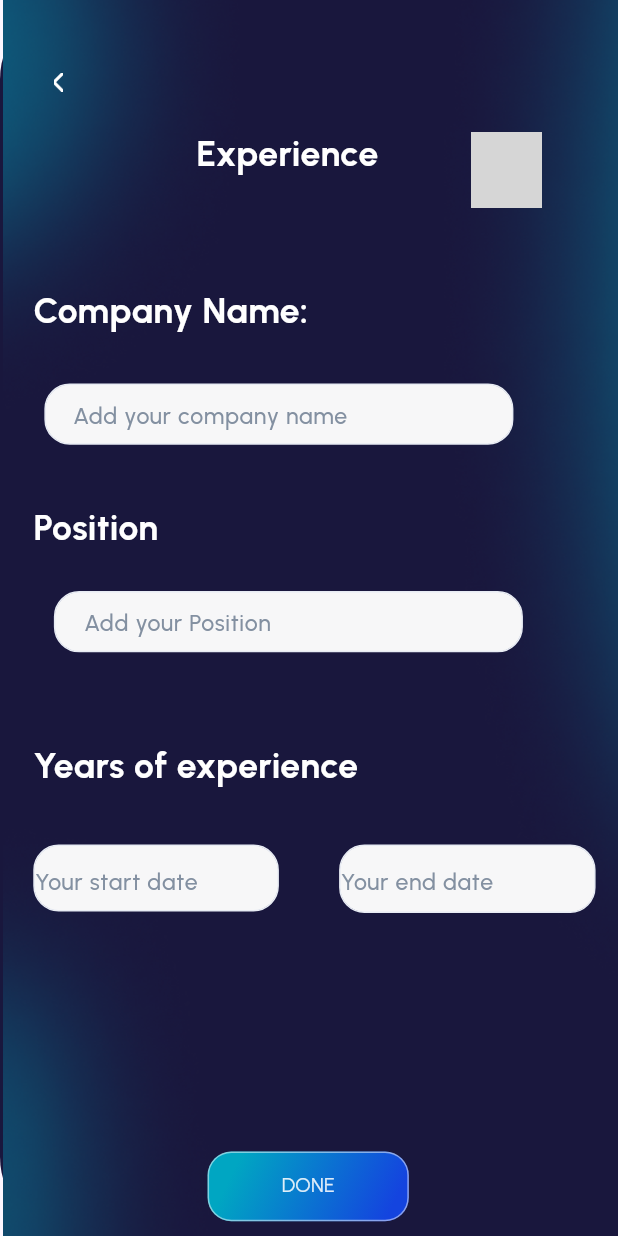
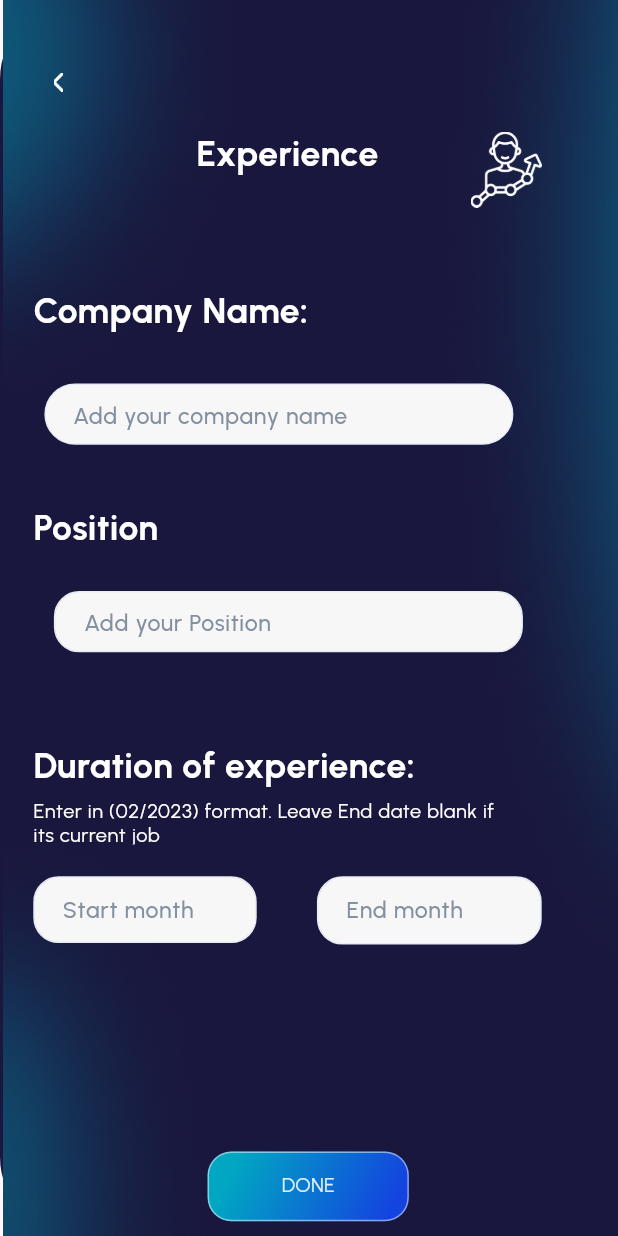
Before and after one commit to Iyaad-luqman/Starin-it, a Flutter app: the Ex widget shown alone on an empty page, opened directly, on a phone screen of 412 x 824 dp. Run offline on Flutter 3.47's test engine with Material 3 defaults, Android fonts, the phone set to English and light mode, and no system bars; our stand-ins replace cloud_firestore, file_picker, firebase_auth, firebase_core, google_fonts; accounts and stored records are empty; grey boxes are pictures that could not be loaded.

Commit message:
Added firebase for  array of experinces

```diff
--- a/lib/page-1/experience.dart
+++ b/lib/page-1/experience.dart
@@ -2,9 +2,44 @@ import 'package:flutter/material.dart';
 import 'package:flutter/gestures.dart';
 import 'dart:ui';
 import 'package:google_fonts/google_fonts.dart';
+import 'package:starinit/page-1/list-of-experience.dart';
 import 'package:starinit/utils.dart';
+import 'package:cloud_firestore/cloud_firestore.dart';
+import 'package:firebase_auth/firebase_auth.dart';
 
 class Ex extends StatelessWidget {
+
+  Future<void> addExperience(Map<String, dynamic> newExperience) async {
+  final FirebaseFirestore _db = FirebaseFirestore.instance; // Firestore instance
+  final User? user = FirebaseAuth.instance.currentUser; // Get current user
+
+  if (user != null) {
+    DocumentReference docRef = _db.collection('users').doc(user.uid);
+    DocumentSnapshot docSnap = await docRef.get();
+
+    if (docSnap.exists) {
+int numberOfExperience = (docSnap.data() as Map<String, dynamic>?)?.containsKey('number_of_experience') ?? false
+    ? docSnap.get('number_of_experience')
+    : 0;
+List<Map<String, dynamic>> experiences = (docSnap.data() as Map<String, dynamic>?)?.containsKey('experiences') ?? false
+    ? List<Map<String, dynamic>>.from(docSnap.get('experiences'))
+    : [];
+      await docRef.update({
+        'number_of_experience': numberOfExperience + 1,
+        'experiences': FieldValue.arrayUnion([newExperience]),
+      });
+    } else {
+      await docRef.set({
+        'number_of_experience': 1,
+        'experiences': [newExperience],
+      });
+    }
+  }
+}
+  final TextEditingController _companyNameController = TextEditingController();
+  final TextEditingController _positionController = TextEditingController();
+  final TextEditingController _startDateController = TextEditingController();
+  final TextEditingController _endDateController = TextEditingController();
   @override
   Widget build(BuildContext context) {
     double baseWidth = 390;
@@ -70,7 +105,7 @@ class Ex extends StatelessWidget {
                   width: 45*fem,
                   height: 48*fem,
                   child: Image.asset(
-                    'assets/page-1/images/vector-Gv9.png',
+                    'assets/page-1/images/layer-55.png',
                     width: 45*fem,
                     height: 48*fem,
                   ),
@@ -86,7 +121,9 @@ class Ex extends StatelessWidget {
                   width: 5.94*fem,
                   height: 11.88*fem,
                   child: TextButton(
-                    onPressed: () {},
+                    onPressed: () {
+                      Navigator.push( context, MaterialPageRoute(builder: (context) => Li()), );
+                    },
                     style: TextButton.styleFrom (
                       padding: EdgeInsets.zero,
                     ),
@@ -109,11 +146,13 @@ class Ex extends StatelessWidget {
                   height: 38.69*fem,
                   child: Container(
                     decoration: BoxDecoration (
-                      borderRadius: BorderRadius.circular(16*fem),
+                      borderRadius: BorderRadius.circular(32*fem),
                       border: Border.all(color: Color(0xffe8ecf4)),
                       color: Color(0xfff7f7f8),
-                    ),
-                    child: TextField(
+                    ),child: Material(
+                       color: Colors.transparent,
+                      child: TextField(
+                      controller: _companyNameController,
                       decoration: InputDecoration (
                         border: InputBorder.none,
                         focusedBorder: InputBorder.none,
@@ -130,13 +169,14 @@ class Ex extends StatelessWidget {
                         fontSize: 15*ffem,
                         fontWeight: FontWeight.w500,
                         height: 1.25*ffem/fem,
-                        color: Color(0xff000000),
+                        color: Color(0xff000000), ),
                       ),
                     ),
                   ),
                 ),
               ),
             ),
+
             Positioned(
               // companynameKXK (2:223)
               left: 21*fem,
@@ -174,7 +214,10 @@ class Ex extends StatelessWidget {
                       border: Border.all(color: Color(0xffe8ecf4)),
                       color: Color(0xfff7f7f8),
                     ),
-                    child: TextField(
+                    child: Material(
+                       color: Colors.transparent,
+                      child: TextField(
+                      controller: _positionController,
                       decoration: InputDecoration (
                         border: InputBorder.none,
                         focusedBorder: InputBorder.none,
@@ -191,7 +234,7 @@ class Ex extends StatelessWidget {
                         fontSize: 15*ffem,
                         fontWeight: FontWeight.w500,
                         height: 1.25*ffem/fem,
-                        color: Color(0xff000000),
+                        color: Color(0xff000000), ),
                       ),
                     ),
                   ),
@@ -207,7 +250,7 @@ class Ex extends StatelessWidget {
                   width: 82*fem,
                   height: 28*fem,
                   child: Text(
-                    'Position',
+                    'Position: ',
                     style: SafeGoogleFont (
                       'Urbanist',
                   decoration: TextDecoration.none,
@@ -227,10 +270,10 @@ class Ex extends StatelessWidget {
               top: 470*fem,
               child: Align(
                 child: SizedBox(
-                  width: 212*fem,
+                  width: 292*fem,
                   height: 28*fem,
                   child: Text(
-                    'Years of experience',
+                    'Duration of experience:',
                     style: SafeGoogleFont (
                       'Urbanist',
                   decoration: TextDecoration.none,
@@ -245,12 +288,35 @@ class Ex extends StatelessWidget {
               ),
             ),
             Positioned(
-              // newpasswordinputPJD (2:229)
-              left: 214*fem,
-              top: 533*fem,
+              // yearsofexperienceHky (2:228)
+              left: 21*fem,
+              top: 505*fem,
               child: Align(
                 child: SizedBox(
-                  width: 161.85*fem,
+                  width: 300*fem,
+                  height: 28*fem,
+                  child: Text(
+                    'Enter in (02/2023) format. Leave End date blank if its current job',
+                    style: SafeGoogleFont (
+                      'Urbanist',
+                  decoration: TextDecoration.none,
+                      fontSize: 13*ffem,
+                      fontWeight: FontWeight.w400,
+                      height: 1.2*ffem/fem,
+                      letterSpacing: 0.345*fem,
+                      color: Color(0xffffffff),
+                    ),
+                  ),
+                ),
+              ),
+            ),
+            Positioned(
+              // newpasswordinputPJD (2:229)
+              left: 200*fem,
+              top: 553*fem,
+              child: Align(
+                child: SizedBox(
+                  width: 141.85*fem,
                   height: 43.1*fem,
                   child: Container(
                     decoration: BoxDecoration (
@@ -258,15 +324,19 @@ class Ex extends StatelessWidget {
                       border: Border.all(color: Color(0xffe8ecf4)),
                       color: Color(0xfff7f7f8),
                     ),
+                    child: Material(
+                       color: Colors.transparent,
                     child: TextField(
+                      controller: _endDateController,
                       decoration: InputDecoration (
                         border: InputBorder.none,
                         focusedBorder: InputBorder.none,
                         enabledBorder: InputBorder.none,
                         errorBorder: InputBorder.none,
                         disabledBorder: InputBorder.none,
-                        hintText: 'Your end date',
+                        hintText: 'End month',
                         hintStyle: TextStyle(color:Color(0xff8390a1)),
+                        contentPadding: ffem < 1 ? EdgeInsets.fromLTRB(18*fem, 7.36*fem, 18*fem, 12.33*fem) : EdgeInsets.fromLTRB(18*ffem, 7.36*ffem, 18*ffem, 12.33*ffem),
                       ),
                       style: SafeGoogleFont (
                         'Urbanist',
@@ -274,7 +344,7 @@ class Ex extends StatelessWidget {
                         fontSize: 15*ffem,
                         fontWeight: FontWeight.w500,
                         height: 1.25*ffem/fem,
-                        color: Color(0xff000000),
+                        color: Color(0xff000000), ),
                       ),
                     ),
                   ),
@@ -284,10 +354,10 @@ class Ex extends StatelessWidget {
             Positioned(
               // newpasswordinputo73 (2:232)
               left: 21*fem,
-              top: 533*fem,
+              top: 553*fem,
               child: Align(
                 child: SizedBox(
-                  width: 155*fem,
+                  width: 141*fem,
                   height: 42.16*fem,
                   child: Container(
                     decoration: BoxDecoration (
@@ -295,15 +365,20 @@ class Ex extends StatelessWidget {
                       border: Border.all(color: Color(0xffe8ecf4)),
                       color: Color(0xfff7f7f8),
                     ),
-                    child: TextField(
+                    child: Material(
+                       color: Colors.transparent,
+                      child: TextField(
+                      controller: _startDateController,
                       decoration: InputDecoration (
                         border: InputBorder.none,
                         focusedBorder: InputBorder.none,
                         enabledBorder: InputBorder.none,
                         errorBorder: InputBorder.none,
                         disabledBorder: InputBorder.none,
-                        hintText: 'Your start date',
+                        hintText: 'Start month',
                         hintStyle: TextStyle(color:Color(0xff8390a1)),
+                        contentPadding: ffem < 1 ? EdgeInsets.fromLTRB(18*fem, 7.36*fem, 18*fem, 12.33*fem) : EdgeInsets.fromLTRB(18*ffem, 7.36*ffem, 18*ffem, 12.33*ffem),
+
                       ),
                       style: SafeGoogleFont (
                         'Urbanist',
@@ -311,7 +386,7 @@ class Ex extends StatelessWidget {
                         fontSize: 15*ffem,
                         fontWeight: FontWeight.w500,
                         height: 1.25*ffem/fem,
-                        color: Color(0xff000000),
+                        color: Color(0xff000000), ),
                       ),
                     ),
                   ),
@@ -323,7 +398,15 @@ class Ex extends StatelessWidget {
               left: 131*fem,
               top: 726*fem,
               child: TextButton(
-                onPressed: () {},
+                onPressed: () {
+                  addExperience({
+                    'company_name': _companyNameController.text,
+                    'position': _positionController.text,
+                    'start_date': _startDateController.text,
+                    'end_date': _endDateController.text,
+                  });
+                  Navigator.pop(context);
+                },
                 style: TextButton.styleFrom (
                   padding: EdgeInsets.zero,
                 ),
--- a/lib/page-1/th-perc.dart
+++ b/lib/page-1/th-perc.dart
@@ -4,6 +4,7 @@ import 'package:flutter/material.dart';
 import 'package:flutter/gestures.dart';
 import 'dart:ui';
 import 'package:google_fonts/google_fonts.dart';
+import 'package:starinit/page-1/experience.dart';
 import 'package:starinit/utils.dart';
 import 'package:file_picker/file_picker.dart';
 import 'package:cloud_firestore/cloud_firestore.dart';
@@ -507,7 +508,7 @@ class _ThState extends State<Th> {
               child: TextButton(
                 onPressed: () {
                   uploadSchoolMarks(schoolMarks);
-                  // Navigator.push( context, MaterialPageRoute(builder: (context) => Registration()), );
+                  Navigator.push( context, MaterialPageRoute(builder: (context) => Ex()), );
                 },
                 style: TextButton.styleFrom (
                   padding: EdgeInsets.zero,
```
